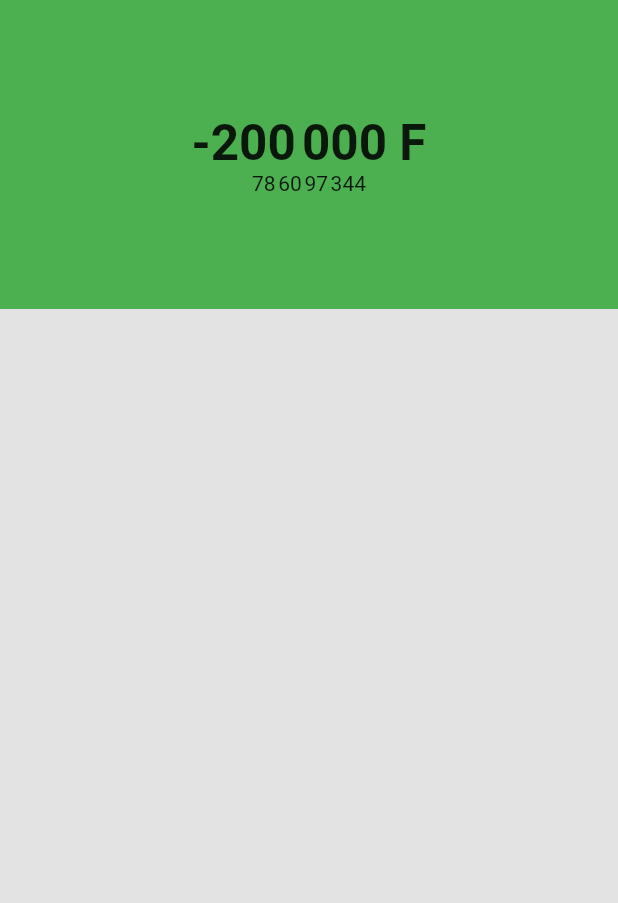
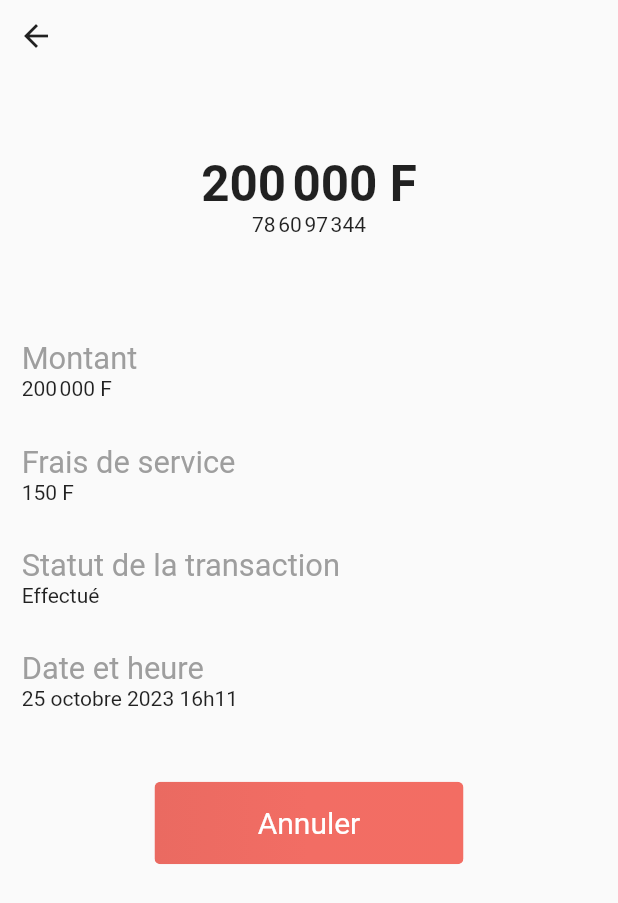
Before and after one commit to costany93/tuma, a Flutter app: the screen it shows after launch, on a phone screen of 412 x 824 dp. Shown: the top 903 px of the screen. Run offline on Flutter 3.47's test engine with Material 2 defaults, Android fonts, the phone set to English and light mode, and no system bars; our stand-ins replace google_fonts, shared_preferences.

Commit message:
Receipt screen finish and alert dialog

```diff
--- a/lib/screens/receipt_screen.dart
+++ b/lib/screens/receipt_screen.dart
@@ -1,34 +1,67 @@
 import 'package:flutter/material.dart';
 import 'package:tuma/utillities/app_colors.dart';
 import 'package:intl/intl.dart';
+import 'package:tuma/utillities/number_formater.dart';
 
 class ReceiptScreen extends StatelessWidget {
   ReceiptScreen({super.key});
   static const routeName = '/receipt';
-  final formaterNumber = new NumberFormat("#,##0", "fr_FR");
   final formaterPhoneNumber = new NumberFormat("##,##,##,##0", "fr_FR");
 
   @override
   Widget build(BuildContext context) {
     MediaQueryData mediaQuery = MediaQuery.of(context);
+
+    //process du alert button
+    // set up the buttons
+    Widget cancelButton = TextButton(
+      child: Text("Cancel"),
+      onPressed: () => Navigator.of(context).pop(),
+    );
+    Widget continueButton = TextButton(
+      child: Text("Continue"),
+      onPressed: () {},
+    );
+
+    // set up the AlertDialog
+    AlertDialog alert = AlertDialog(
+      title: Text("AlertDialog"),
+      content: Text(
+          "Would you like to continue learning how to use Flutter alerts?"),
+      actions: [
+        cancelButton,
+        continueButton,
+      ],
+    );
+
+    //fin du dialog button
     return Scaffold(
-      body: Container(
+      body: SingleChildScrollView(
+        child: Container(
           height: mediaQuery.size.height,
-        color: AppColor.appLightGrey,
           margin: EdgeInsets.only(top: MediaQuery.of(context).viewPadding.top),
           //container du haut avec le montant transferer et le destinataire
-        child: Align(
+          child: Column(
+            children: [
+              Align(
+                alignment: Alignment.topLeft,
+                child: IconButton(
+                  onPressed: () => Navigator.of(context).pop(),
+                  icon: Icon(Icons.arrow_back),
+                ),
+              ),
+              Align(
                 alignment: Alignment.topCenter,
                 child: Container(
-            height: mediaQuery.size.height * 0.25,
+                  height: mediaQuery.size.height * 0.20,
                   width: mediaQuery.size.width,
-            color: AppColor.appGreen,
+                  //color: AppColor.appGreen,
                   child: Align(
                     child: Column(
                       mainAxisAlignment: MainAxisAlignment.center,
                       children: [
                         Text(
-                    formaterNumber.format(-200000) + ' F',
+                          NumberFormater().formaterNumber(200000) + ' F',
                           style: TextStyle(
                               fontSize: mediaQuery.size.width * 0.08,
                               fontWeight: FontWeight.bold),
@@ -39,6 +72,126 @@ class ReceiptScreen extends StatelessWidget {
                   ),
                 ),
               ),
+              //partie montant
+              Align(
+                alignment: Alignment.centerLeft,
+                child: Container(
+                  margin: EdgeInsets.all(mediaQuery.size.width * 0.035),
+                  child: Column(
+                    crossAxisAlignment: CrossAxisAlignment.start,
+                    children: [
+                      Text(
+                        'Montant',
+                        style: TextStyle(
+                            fontSize: mediaQuery.size.width * 0.05,
+                            color: AppColor.appGrey),
+                      ),
+                      Text(NumberFormater().formaterNumber(200000) + ' F')
+                    ],
+                  ),
+                ),
+              ),
+              //partie frais
+              Align(
+                alignment: Alignment.centerLeft,
+                child: Container(
+                  margin: EdgeInsets.all(mediaQuery.size.width * 0.035),
+                  child: Column(
+                    crossAxisAlignment: CrossAxisAlignment.start,
+                    children: [
+                      Text(
+                        'Frais de service',
+                        style: TextStyle(
+                            fontSize: mediaQuery.size.width * 0.05,
+                            color: AppColor.appGrey),
+                      ),
+                      Text(NumberFormater().formaterNumber(150) + ' F')
+                    ],
+                  ),
+                ),
+              ),
+              //partie statut
+              Align(
+                alignment: Alignment.centerLeft,
+                child: Container(
+                  margin: EdgeInsets.all(mediaQuery.size.width * 0.035),
+                  child: Column(
+                    crossAxisAlignment: CrossAxisAlignment.start,
+                    children: [
+                      Text(
+                        'Statut de la transaction',
+                        style: TextStyle(
+                            fontSize: mediaQuery.size.width * 0.05,
+                            color: AppColor.appGrey),
+                      ),
+                      Text('Effectué')
+                    ],
+                  ),
+                ),
+              ),
+              //partie date et heure
+              Align(
+                alignment: Alignment.centerLeft,
+                child: Container(
+                  margin: EdgeInsets.all(mediaQuery.size.width * 0.035),
+                  child: Column(
+                    crossAxisAlignment: CrossAxisAlignment.start,
+                    children: [
+                      Text(
+                        'Date et heure',
+                        style: TextStyle(
+                            fontSize: mediaQuery.size.width * 0.05,
+                            color: AppColor.appGrey),
+                      ),
+                      Text('25 octobre 2023 16h11')
+                    ],
+                  ),
+                ),
+              ),
+              //button annulation de transaction
+              Container(
+                margin: EdgeInsets.only(
+                    top: mediaQuery.size.height * 0.040,
+                    bottom: mediaQuery.size.height * 0.025),
+                child: ClipRRect(
+                  borderRadius: BorderRadius.circular(4),
+                  child: Stack(
+                    children: <Widget>[
+                      Positioned.fill(
+                        child: Container(
+                          decoration: const BoxDecoration(
+                            gradient: LinearGradient(
+                              colors: <Color>[
+                                Color.fromARGB(255, 234, 106, 97),
+                                Color.fromARGB(255, 242, 109, 100),
+                                Color.fromARGB(255, 243, 109, 99),
+                              ],
+                            ),
+                          ),
+                        ),
+                      ),
+                      SizedBox(
+                        width: mediaQuery.size.height * 0.25,
+                        child: TextButton(
+                          style: TextButton.styleFrom(
+                            padding: const EdgeInsets.all(16.0),
+                            primary: AppColor.appWhite,
+                            textStyle: const TextStyle(fontSize: 20),
+                          ),
+                          onPressed: () => {
+                            showDialog(
+                                context: context, builder: ((context) => alert))
+                          },
+                          child: Text('Annuler'),
+                        ),
+                      ),
+                    ],
+                  ),
+                ),
+              ),
+            ],
+          ),
+        ),
       ),
     );
   }
--- /dev/null
+++ b/lib/utillities/number_formater.dart
@@ -0,0 +1,9 @@
+import 'package:flutter/material.dart';
+import 'package:intl/intl.dart';
+
+class NumberFormater {
+  final formater = NumberFormat("#,##0", "fr_FR");
+  String formaterNumber(int number) {
+    return formater.format(number);
+  }
+}
```
Lines whose indentation alone changed are shown as unchanged.
